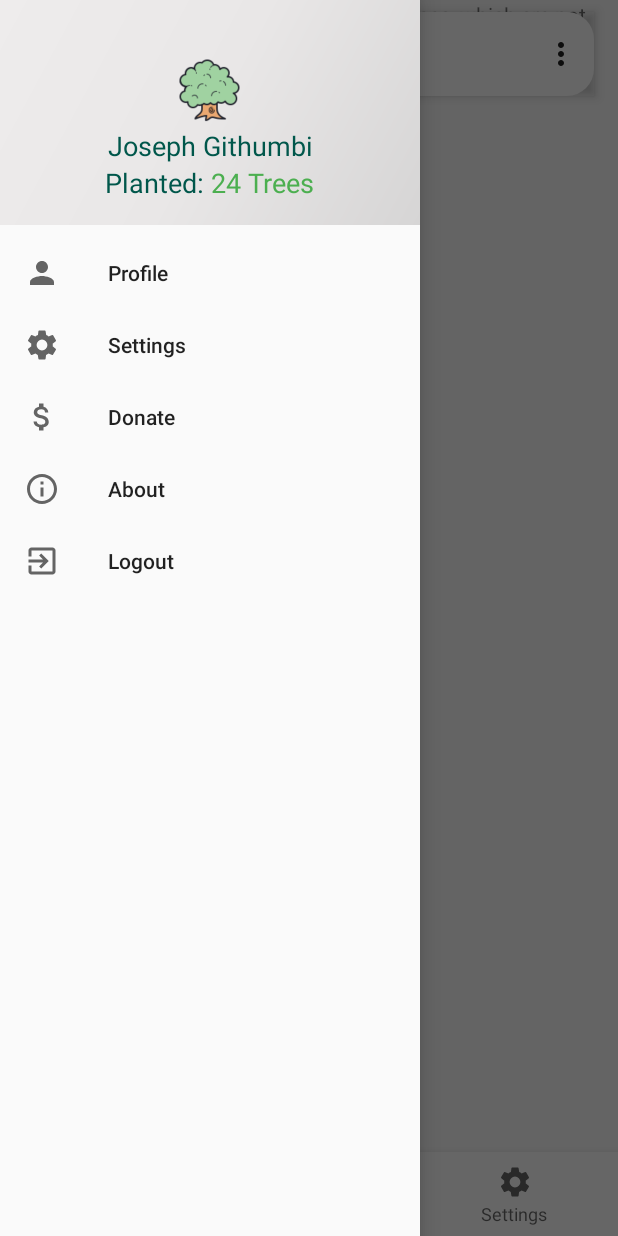
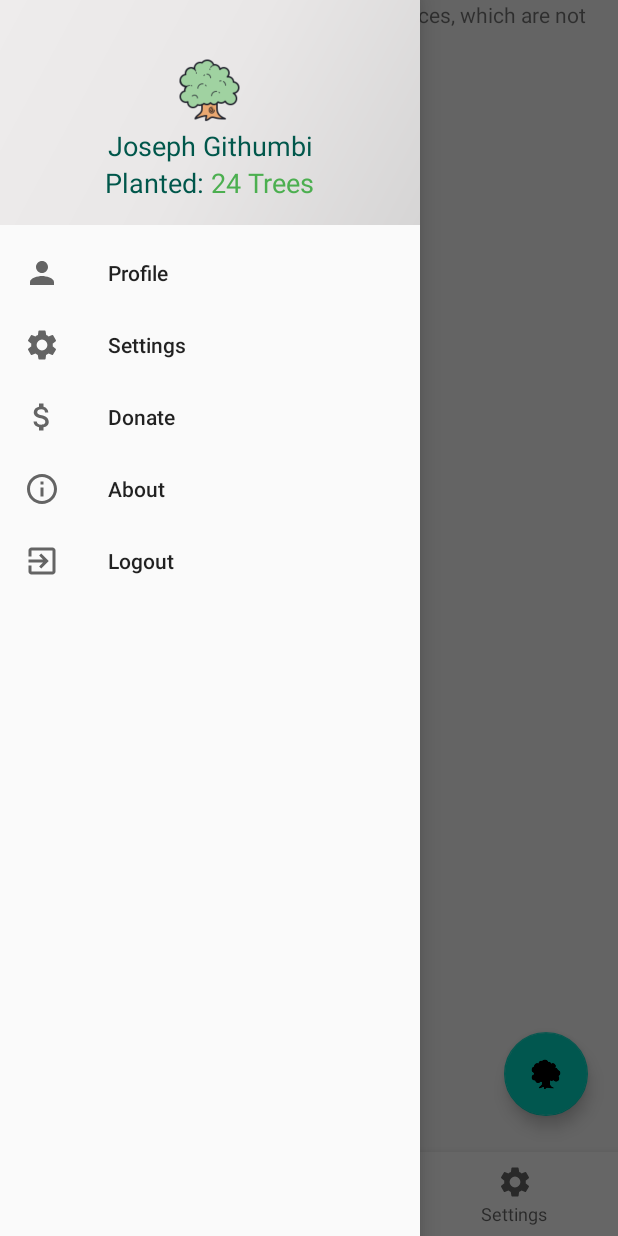
Before and after one commit to Paulmburu/Tree_Map, an Android app: the screen it shows after launch (MapsActivity before the commit, MainActivity after it), with the side drawer open, on a phone screen of 412 x 824 dp. Run offline under Robolectric (Android 15) with nearby library versions, the phone set to English and light mode, and no system bars; our stand-ins replace data binding, navigation-ui.

Commit message:
upate: navigation

```diff
--- a/app/src/main/res/navigation/navigation.xml
+++ b/app/src/main/res/navigation/navigation.xml
@@ -3,7 +3,7 @@
     xmlns:app="http://schemas.android.com/apk/res-auto"
     xmlns:tools="http://schemas.android.com/tools"
     android:id="@+id/navigation"
-    app:startDestination="@+id/mapsActivity">
+    app:startDestination="@id/mapsFragment">
 
     <fragment
         android:id="@+id/mainFragment"
@@ -12,32 +12,32 @@
         tools:layout="@layout/fragment_content_main" />
     <fragment
         android:id="@+id/splashScreenFragment"
-        android:name="tk.paulmburu.treemap.SplashScreenFragment"
+        android:name="tk.paulmburu.treemap.ui.splashScreen.SplashScreenFragment"
         android:label="fragment_splash_screen"
         tools:layout="@layout/fragment_splash_screen" />
     <fragment
         android:id="@+id/signInFragment"
-        android:name="tk.paulmburu.treemap.ui.SignInFragment"
+        android:name="tk.paulmburu.treemap.ui.signin.SignInFragment"
         android:label="fragment_sign_in"
         tools:layout="@layout/fragment_sign_in" />
     <fragment
         android:id="@+id/signUpFragment"
-        android:name="tk.paulmburu.treemap.ui.SignUpFragment"
+        android:name="tk.paulmburu.treemap.ui.signup.SignUpFragment"
         android:label="fragment_sign_up"
         tools:layout="@layout/fragment_sign_up" />
     <fragment
         android:id="@+id/profileFragment"
-        android:name="tk.paulmburu.treemap.ui.ProfileFragment"
+        android:name="tk.paulmburu.treemap.ui.profile.ProfileFragment"
         android:label="fragment_profile"
         tools:layout="@layout/fragment_profile" />
     <fragment
         android:id="@+id/treeFragment"
-        android:name="tk.paulmburu.treemap.ui.TreeFragment"
+        android:name="tk.paulmburu.treemap.ui.tree.TreeFragment"
         android:label="fragment_tree"
         tools:layout="@layout/fragment_tree" />
     <fragment
         android:id="@+id/treeImageFragment"
-        android:name="tk.paulmburu.treemap.ui.TreeImageFragment"
+        android:name="tk.paulmburu.treemap.ui.treeimage.TreeImageFragment"
         android:label="fragment_tree_image"
         tools:layout="@layout/fragment_tree_image" />
     <activity
@@ -47,7 +47,16 @@
         tools:layout="@layout/activity_maps" />
     <fragment
         android:id="@+id/mapsFragment"
-        android:name="tk.paulmburu.treemap.MapsFragment"
+        android:name="tk.paulmburu.treemap.ui.maps.MapsFragment"
         android:label="fragment_maps"
-        tools:layout="@layout/fragment_maps" />
+        tools:layout="@layout/fragment_maps" >
+        <action
+            android:id="@+id/action_mapsFragment_to_treeFragment"
+            app:destination="@id/treeFragment" />
+    </fragment>
+    <fragment
+        android:id="@+id/settingsFragment"
+        android:name="tk.paulmburu.treemap.ui.settings.SettingsFragment"
+        android:label="fragment_settings"
+        tools:layout="@layout/fragment_settings" />
 </navigation>
```
